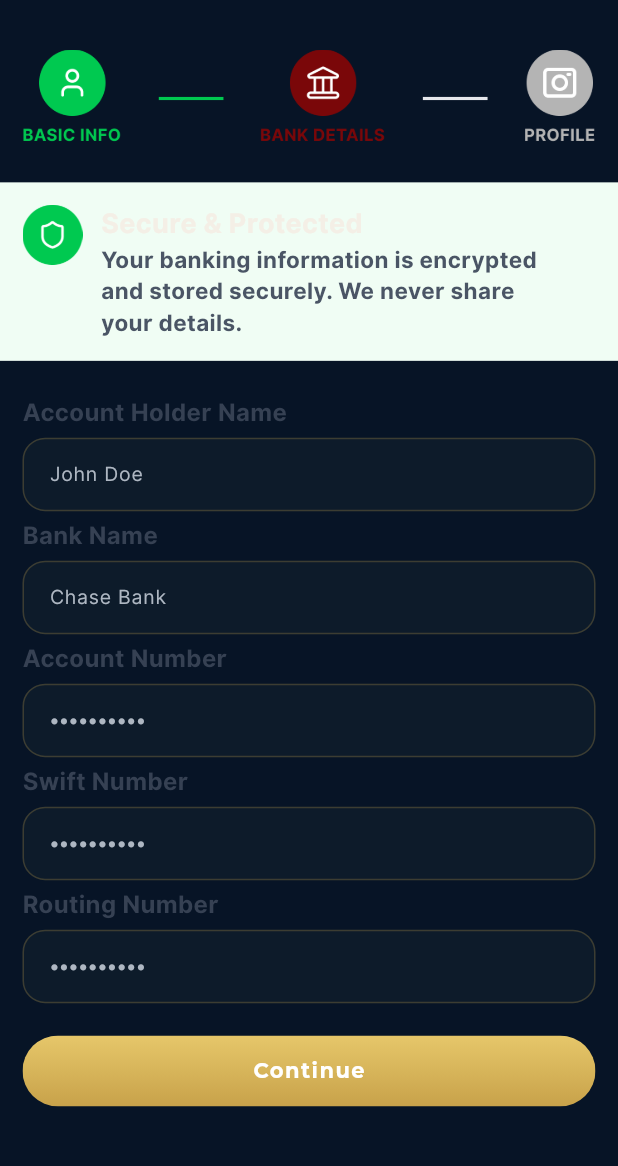
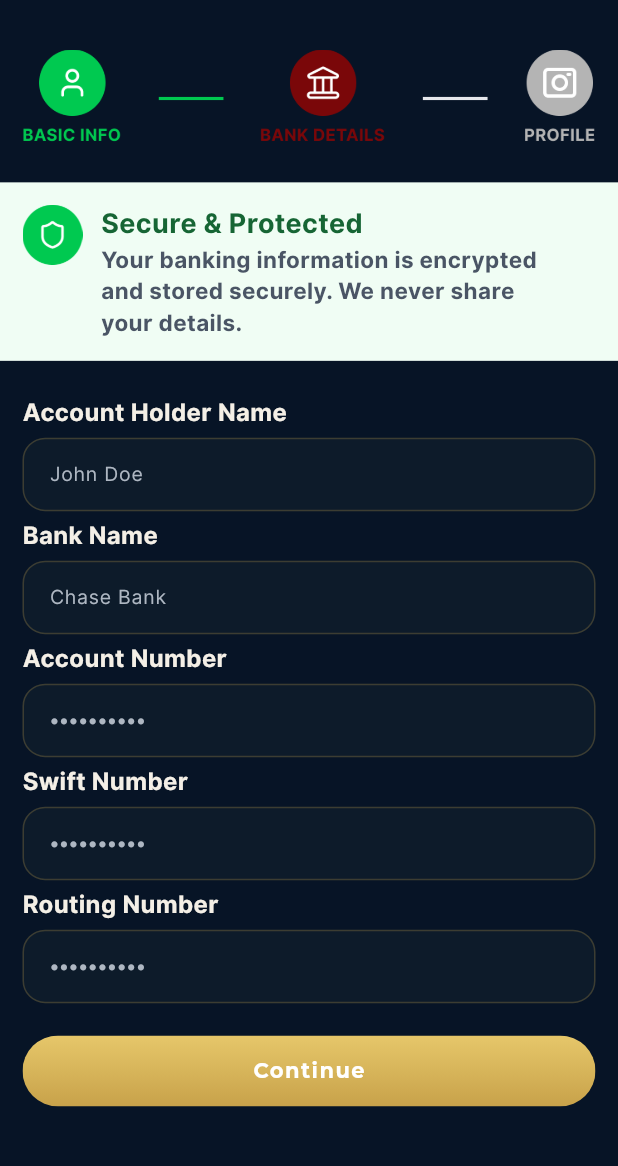
Before and after one commit to Elpadrino971/Eliv, a Flutter app: the ArtistBankInfo screen opened directly with empty values, on a phone screen of 412 x 824 dp, the part 57-1223 px from its top. Run offline on Flutter 3.47's test engine with Material 3 defaults, Android fonts, the phone set to English and light mode, and no system bars; our stand-ins replace cached_network_image, firebase_auth, firebase_core, firebase_messaging, flutter_local_notifications, get and 9 more; missing offline and left inert: purchases_flutter, receive_sharing_intent, zego_express_engine, zego_uikit_prebuilt_live_streaming; accounts and stored records are empty.

Commit message:
app(onboarding): corrige le contraste des étapes Devenir artiste
Écran Bank Details (+ étape bio/photo) : textes en gris ardoise foncé
(0xff364153 / 4A5565 / 6A7282) illisibles sur le fond bleu nuit, et le titre
"Sécurisé et protégé" en ivoire illisible sur le bandeau vert clair.
- Titre du bandeau sécurité -> vert foncé (lisible sur le vert clair).
- Libellés de champs -> ivoire (fort contraste sur fond sombre).
- Sous-titres/muets sur fond sombre -> gris clair lisible (0xff9FA8BC).
- Le sous-titre sur bandeau clair reste en ardoise (dark-on-light, OK).

Co-Authored-By: Claude Opus 4.8 <noreply@anthropic.com>
Claude-Session: https://claude.ai/code/session_01WrgZxWK7AvGb5SDErZU8xh

```diff
--- a/lib/BottomBar/screens/profile/artist_basic_info.dart
+++ b/lib/BottomBar/screens/profile/artist_basic_info.dart
@@ -78,7 +78,9 @@ class _ArtistBankInfoState extends State<ArtistBankInfo> {
                       Text(
                         'sec_protected'.tr,
                         style: TextStyle(
-                          color: ivory,
+                          // Fond du bandeau = vert clair (0xffF0FDF4) : un texte
+                          // ivoire y était illisible -> vert foncé lisible.
+                          color: Color(0xff166534),
                           fontWeight: FontWeight.bold,
                           fontSize: 18,
                         ),
@@ -112,7 +114,7 @@ class _ArtistBankInfoState extends State<ArtistBankInfo> {
                         style: TextStyle(
                           fontSize: 16,
                           fontWeight: FontWeight.bold,
-                          color: Color(0xff364153),
+                          color: ivory,
                         ),
                       ),
 
@@ -132,7 +134,7 @@ class _ArtistBankInfoState extends State<ArtistBankInfo> {
                         style: TextStyle(
                           fontSize: 16,
                           fontWeight: FontWeight.bold,
-                          color: Color(0xff364153),
+                          color: ivory,
                         ),
                       ),
 
@@ -152,7 +154,7 @@ class _ArtistBankInfoState extends State<ArtistBankInfo> {
                         style: TextStyle(
                           fontSize: 16,
                           fontWeight: FontWeight.bold,
-                          color: Color(0xff364153),
+                          color: ivory,
                         ),
                       ),
 
@@ -173,7 +175,7 @@ class _ArtistBankInfoState extends State<ArtistBankInfo> {
                         style: TextStyle(
                           fontSize: 16,
                           fontWeight: FontWeight.bold,
-                          color: Color(0xff364153),
+                          color: ivory,
                         ),
                       ),
 
@@ -195,7 +197,7 @@ class _ArtistBankInfoState extends State<ArtistBankInfo> {
                         style: TextStyle(
                           fontSize: 16,
                           fontWeight: FontWeight.bold,
-                          color: Color(0xff364153),
+                          color: ivory,
                         ),
                       ),
 
```
Also changed, not shown: lib/BottomBar/screens/profile/artist_bank_details.dart (+7 -7 lines).
